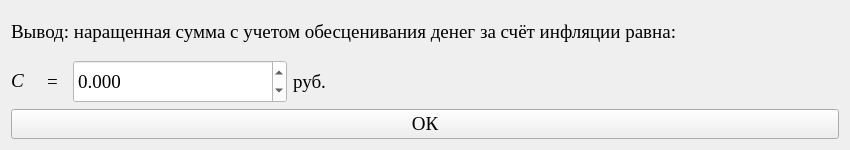
Above: files/ResultWindow.ui from Vovadoes/CAAATIAI before the change. Below: the same form after it.
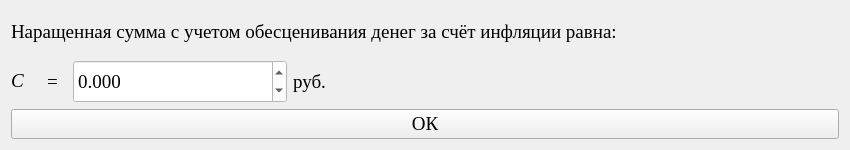
That is the form after the change.

Diff of the .ui file:
```diff
--- a/files/ResultWindow.ui
+++ b/files/ResultWindow.ui
@@ -52,7 +52,7 @@
         </font>
        </property>
        <property name="text">
-        <string>&lt;html&gt;&lt;head/&gt;&lt;body&gt;&lt;p&gt;Вывод: наращенная сумма с учетом обесценивания денег за счёт инфляции равна:&lt;/p&gt;&lt;/body&gt;&lt;/html&gt;</string>
+        <string>&lt;html&gt;&lt;head/&gt;&lt;body&gt;&lt;p&gt;Наращенная сумма с учетом обесценивания денег за счёт инфляции равна:&lt;/p&gt;&lt;/body&gt;&lt;/html&gt;</string>
        </property>
       </widget>
      </item>
```
